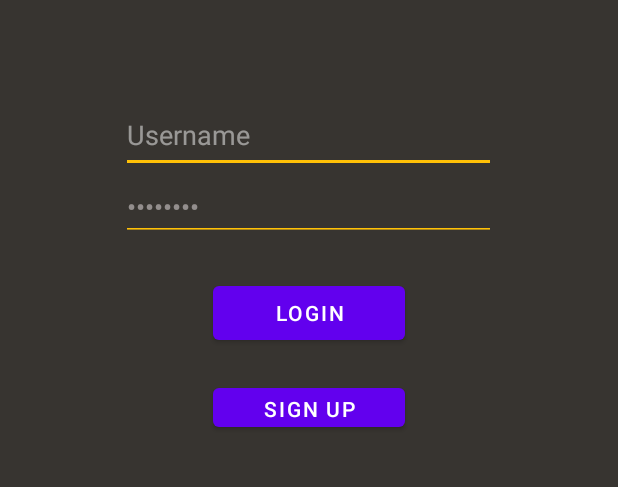
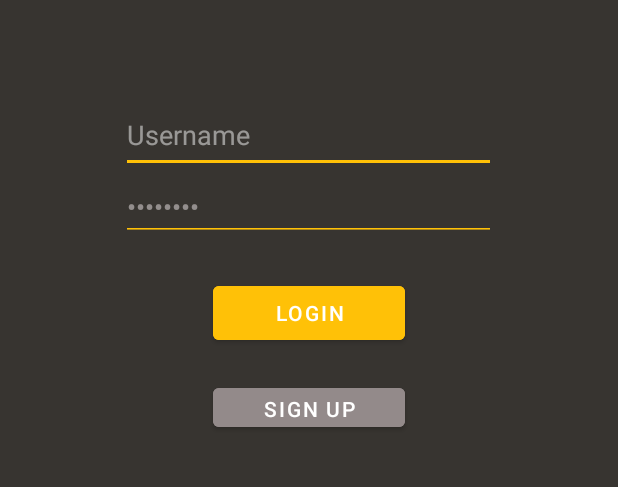
Before and after one commit to uOttawaSEGA2022/project-group-17, an Android app: the layout activity_main.xml on its own in the app's theme, with its tools: preview values and no code run, on a phone screen of 412 x 824 dp, the part 390-877 px from its top. Run offline under Robolectric (Android 15) with nearby library versions, the light colour scheme and no system bars.

Commit message:
button color

```diff
--- a/app/src/main/res/layout/activity_main.xml
+++ b/app/src/main/res/layout/activity_main.xml
@@ -106,6 +106,7 @@
                 android:id="@+id/loginButton"
                 android:layout_width="128dp"
                 android:layout_height="wrap_content"
+                android:backgroundTint="#FFC107"
                 android:text="Login" />
 
         </LinearLayout>
@@ -121,6 +122,7 @@
                 android:id="@+id/singUpButton"
                 android:layout_width="128dp"
                 android:layout_height="wrap_content"
+                android:backgroundTint="#938A8A"
                 android:text="Sign up" />
 
         </LinearLayout>
```
